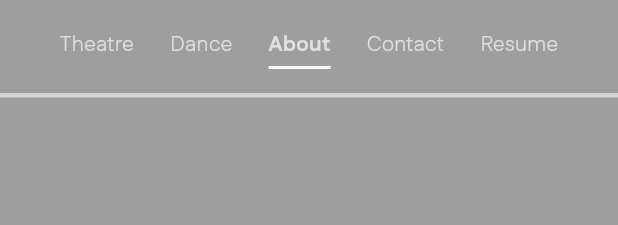
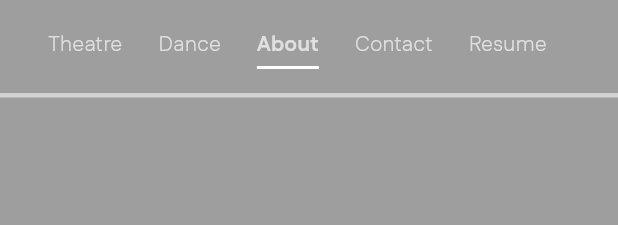
Before and after one commit to ChenYi0725/yi_chen_lu_portfolio, a Flutter app: the HeaderBar widget shown alone on an empty page, opened directly, on a phone screen of 412 x 824 dp. Shown: the top 225 px of the screen. Run offline on Flutter 3.47's test engine with Material 3 defaults, Android fonts, the phone set to English and light mode, and no system bars; our stand-ins replace csv, go_router, google_fonts; network calls fail.

Commit message:
implment path url adjust header bar layout

```diff
--- a/lib/component/header_bar.dart
+++ b/lib/component/header_bar.dart
@@ -44,7 +44,7 @@ class HeaderBar extends StatelessWidget implements PreferredSizeWidget {
             child: Row(
               mainAxisAlignment: !isMobile
                   ? MainAxisAlignment.spaceBetween
-                  : MainAxisAlignment.center,
+                  : MainAxisAlignment.start,
               children: [
                 // 左側名稱
                 !isMobile
--- a/lib/main.dart
+++ b/lib/main.dart
@@ -1,10 +1,12 @@
 import 'package:flutter/material.dart';
+import 'package:flutter_web_plugins/flutter_web_plugins.dart';
 import 'package:provider/provider.dart';
 import 'package:yi_chen_lu_protfolio/provider/responsive_provider.dart';
 import 'package:yi_chen_lu_protfolio/router.dart';
 
 void main() async {
   WidgetsFlutterBinding.ensureInitialized();
+  usePathUrlStrategy();
   runApp(const MyApp());
 }
 
--- a/pubspec.yaml
+++ b/pubspec.yaml
@@ -10,6 +10,8 @@ environment:
 
 dependencies:
   flutter:
+    sdk: flutter
+  flutter_web_plugins:
     sdk: flutter
 
   cupertino_icons: ^1.0.8
```
Also changed, not shown: pubspec.lock, 3 other files.
